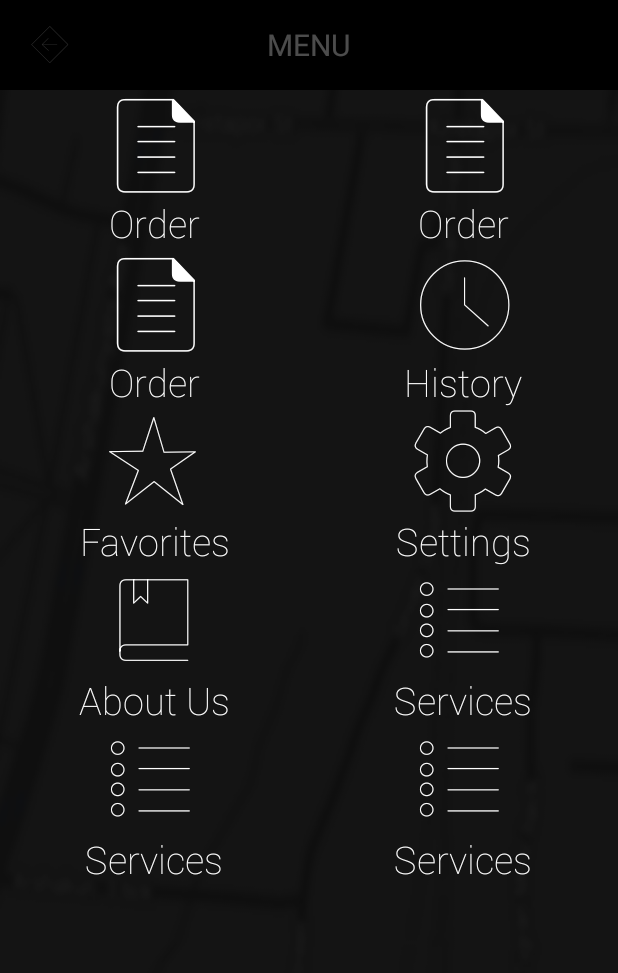
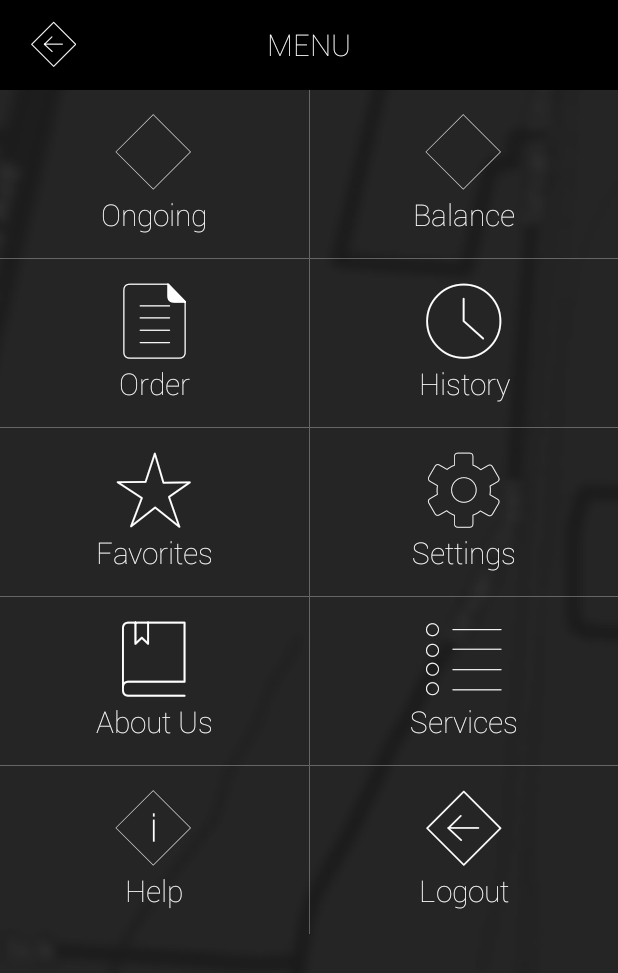
Before and after one commit to VictorGevondyan/TaxiApp, an Android app: the MenuActivity screen opened directly, with no data from a screen before it, after a tap on an icon or button, on a phone screen of 412 x 824 dp. Shown: the top 973 px of the screen. Run offline under Robolectric (Android 15) with nearby library versions, the light colour scheme and no system bars.

Commit message:
menu fixed, triangles resolved

```diff
--- a/app/src/main/java/com/flycode/paradox/taxiuser/activities/MenuActivity.java
+++ b/app/src/main/java/com/flycode/paradox/taxiuser/activities/MenuActivity.java
@@ -7,15 +7,12 @@ import android.view.View;
 import android.widget.AdapterView;
 import android.widget.Button;
 import android.widget.GridView;
+import android.widget.TextView;
 
 import com.flycode.paradox.taxiuser.R;
 import com.flycode.paradox.taxiuser.adapters.MenuGridAdapter;
 import com.flycode.paradox.taxiuser.layouts.SideMenuLayout;
-import com.flycode.paradox.taxiuser.menu_resources.MenuResources;
-import com.flycode.paradox.taxiuser.models.MenuItem;
 import com.flycode.paradox.taxiuser.utils.TypefaceUtils;
-
-import java.util.ArrayList;
 
 /**
  * Created by victor on 12/14/15.
@@ -23,7 +20,6 @@ import java.util.ArrayList;
 public class MenuActivity  extends Activity {
     private SideMenuLayout sideMenu;
     private MenuGridAdapter menuGridAdapter;
-    ArrayList<MenuItem> menuItemsList;
 
     @Override
     protected void onCreate(Bundle savedInstanceState) {
@@ -34,15 +30,17 @@ public class MenuActivity  extends Activity {
         setContentView(sideMenu);
 
         Typeface icomoonTypeface = TypefaceUtils.getTypeface(this, TypefaceUtils.AVAILABLE_FONTS.ICOMOON);
+        Typeface robotoThinTypeface = TypefaceUtils.getTypeface(this, TypefaceUtils.AVAILABLE_FONTS.ROBOTO_THIN);
 
         Button openMenuButton = (Button) findViewById(R.id.open_menu);
         Button closeMenuButton = (Button) findViewById(R.id.close_menu);
         openMenuButton.setTypeface(icomoonTypeface);
         closeMenuButton.setTypeface(icomoonTypeface);
 
-        menuItemsList = new ArrayList<>();
-        initializeMenuItems();
-        menuGridAdapter = new MenuGridAdapter(this, R.layout.item_menu_grid, menuItemsList);
+        TextView menuTitleTextView = (TextView) findViewById(R.id.menu_title);
+        menuTitleTextView.setTypeface(robotoThinTypeface);
+
+        menuGridAdapter = new MenuGridAdapter(this, R.layout.item_menu_grid);
 
         GridView menuGridView = (GridView) findViewById(R.id.menu_grid);
         menuGridView.setAdapter(menuGridAdapter);
@@ -70,21 +68,6 @@ public class MenuActivity  extends Activity {
         @Override
         public void onItemClick(AdapterView<?> parent, View view, int position, long id) {
 
-
         }
     };
-
-    private String getStringResource( int resource){
-        return getResources().getString(resource);
-    }
-
-    public void initializeMenuItems(){
-        int i;
-        MenuItem menuItem;
-        for( i = 0; i< MenuResources.menuIcons.length; i++){
-            menuItem = new MenuItem(MenuResources.menuIcons[i], MenuResources.menuTitles[i]);
-            menuItemsList.add(menuItem);
-        }
-    }
-
 }
--- a/app/src/main/java/com/flycode/paradox/taxiuser/adapters/MenuGridAdapter.java
+++ b/app/src/main/java/com/flycode/paradox/taxiuser/adapters/MenuGridAdapter.java
@@ -9,10 +9,9 @@ import android.widget.ArrayAdapter;
 import android.widget.TextView;
 
 import com.flycode.paradox.taxiuser.R;
+import com.flycode.paradox.taxiuser.constants.MenuConstants;
 import com.flycode.paradox.taxiuser.models.MenuItem;
 import com.flycode.paradox.taxiuser.utils.TypefaceUtils;
-
-import java.util.ArrayList;
 
 /**
  * Created by victor on 12/11/15.
@@ -20,23 +19,29 @@ import java.util.ArrayList;
 public class MenuGridAdapter extends ArrayAdapter<MenuItem> {
 
     private Context context;
-    private ArrayList<MenuItem> menuItemsList;
 
-
-    public MenuGridAdapter(Context context, int resource, ArrayList<MenuItem> menuItemsList) {
-        super(context, resource, menuItemsList);
+    public MenuGridAdapter(Context context, int resource) {
+        super(context, resource);
         this.context = context;
-        this.menuItemsList = menuItemsList;
     }
-
 
     @Override
     public View getView(int position, View convertView, ViewGroup parent) {
-        MenuItem menuItem = getItem(position);
-
         if (convertView == null) {
             LayoutInflater layoutInflater = (LayoutInflater) context.getSystemService(Context.LAYOUT_INFLATER_SERVICE);
             convertView = layoutInflater.inflate(R.layout.item_menu_grid, parent, false);
+        }
+
+        if (position < MenuConstants.menuTitles.length - 2) {
+            convertView.findViewById(R.id.horizontal_space).setVisibility(View.VISIBLE);
+        } else {
+            convertView.findViewById(R.id.horizontal_space).setVisibility(View.GONE);
+        }
+
+        if (position % 2 == 1) {
+            convertView.findViewById(R.id.vertical_space).setVisibility(View.VISIBLE);
+        } else {
+            convertView.findViewById(R.id.vertical_space).setVisibility(View.GONE);
         }
 
         Typeface icomoonTypeface = TypefaceUtils.getTypeface(context, TypefaceUtils.AVAILABLE_FONTS.ICOMOON);
@@ -48,31 +53,14 @@ public class MenuGridAdapter extends ArrayAdapter<MenuItem> {
         menuIconTextView.setTypeface(icomoonTypeface);
         menuTitleTextView.setTypeface(robotoThinTypeface);
 
-        menuIconTextView.setText(menuItem.getIcon());
-        menuTitleTextView.setText(menuItem.getTitle());
+        menuIconTextView.setText(MenuConstants.menuIcons[position]);
+        menuTitleTextView.setText(MenuConstants.menuTitles[position]);
 
         return convertView;
     }
 
     @Override
     public int getCount() {
-        return menuItemsList.size();
+        return MenuConstants.menuTitles.length;
     }
-
-    @Override
-    public MenuItem getItem(int position) {
-        return menuItemsList.get(position);
-    }
-
-    public void setItem( MenuItem menuItem) {
-        menuItemsList.add(0, menuItem);
-        notifyDataSetChanged();
-    }
-
-    public void setItems(ArrayList<MenuItem> menuItemsList) {
-        this.menuItemsList = menuItemsList;
-        notifyDataSetChanged();
-    }
-
-
 }
--- /dev/null
+++ b/app/src/main/java/com/flycode/paradox/taxiuser/constants/MenuConstants.java
@@ -0,0 +1,33 @@
+package com.flycode.paradox.taxiuser.constants;
+
+import com.flycode.paradox.taxiuser.R;
+
+/**
+ * Created by victor on 12/21/15.
+ */
+public class MenuConstants {
+    public static int[] menuIcons = {
+            R.string.icon_balance,
+            R.string.icon_balance,
+            R.string.icon_order,
+            R.string.icon_history,
+            R.string.icon_favorites,
+            R.string.icon_settings,
+            R.string.icon_about_us,
+            R.string.icon_services,
+            R.string.icon_help,
+            R.string.icon_exit};
+
+    public static int[] menuTitles = {
+            R.string.ongoing,
+            R.string.balance,
+            R.string.order,
+            R.string.history,
+            R.string.favorites,
+            R.string.settings,
+            R.string.about_us,
+            R.string.services,
+            R.string.help,
+            R.string.logout};
+
+}
--- a/app/src/main/java/com/flycode/paradox/taxiuser/menu_resources/MenuResources.java
+++ /dev/null
@@ -1,16 +0,0 @@
-package com.flycode.paradox.taxiuser.menu_resources;
-
-import com.flycode.paradox.taxiuser.R;
-
-/**
- * Created by victor on 12/21/15.
- */
-public class MenuResources {
-
-    public static int[] menuIcons = {R.string.icon_order, R.string.icon_order, R.string.icon_order, R.string.icon_history, R.string.icon_favorites, R.string.icon_settings,
-            R.string.icon_about_us, R.string.icon_services, R.string.icon_services, R.string.icon_services};
-
-    public static int[] menuTitles = {R.string.order, R.string.order, R.string.order, R.string.history, R.string.favorites, R.string.settings,
-            R.string.about_us, R.string.services, R.string.services, R.string.services};
-
-}
--- a/app/src/main/res/layout/activity_menu.xml
+++ b/app/src/main/res/layout/activity_menu.xml
@@ -7,13 +7,25 @@
     tools:context=".activities.MenuActivity">
 
     <!-- Side Menu -->
-    <LinearLayout
+    <RelativeLayout
         android:layout_width="match_parent"
         android:layout_height="match_parent"
-        android:background="@drawable/background_map_blurred"
         android:orientation="vertical">
 
+        <ImageView
+            android:layout_width="match_parent"
+            android:layout_height="match_parent"
+            android:src="@drawable/background_map_blurred"
+            android:adjustViewBounds="true"
+            android:scaleType="center"/>
+
+        <View
+            android:layout_width="match_parent"
+            android:layout_height="match_parent"
+            android:background="@color/black_65_opaque"/>
+
         <RelativeLayout
+            android:id="@+id/menu_header"
             android:layout_width="match_parent"
             android:layout_height="@dimen/action_bar_height"
             android:padding="5dp"
@@ -24,6 +36,7 @@
                 android:layout_width="wrap_content"
                 android:layout_height="wrap_content"
                 android:layout_marginLeft="@dimen/action_bar_button_margin"
+                android:layout_marginStart="@dimen/action_bar_button_margin"
                 android:layout_alignParentLeft="true"
                 android:layout_alignParentStart="true"
                 android:layout_centerVertical="true"
@@ -31,8 +44,8 @@
                 android:minHeight="0dp"
                 android:background="@android:color/transparent"
                 android:text="@string/icon_exit"
-                android:textSize="25sp"
-                android:textColor="@color/white_30_opaque"
+                android:textSize="30sp"
+                android:textColor="@color/white"
                 android:onClick="onCloseMenuClicked"/>
 
             <TextView
@@ -42,21 +55,22 @@
                 android:layout_centerInParent="true"
                 android:text="@string/menu"
                 android:textSize="20sp"
-                android:textColor="@color/white_30_opaque"/>
+                android:textColor="@color/white"/>
 
         </RelativeLayout>
 
         <GridView
             android:id="@+id/menu_grid"
             android:layout_width="match_parent"
-            android:layout_height="match_parent"
+            android:layout_height="wrap_content"
+            android:layout_below="@id/menu_header"
             android:numColumns="2"
             android:stretchMode="columnWidth"
             android:gravity="center"
-            android:background="@color/black_65_opaque">
+            android:listSelector="@android:color/transparent">
         </GridView>
 
-    </LinearLayout>
+    </RelativeLayout>
 
     <!-- Content -->
 
@@ -83,7 +97,7 @@
                 android:background="@android:color/transparent"
                 android:text="@string/icon_menu"
                 android:textSize="50sp"
-                android:textColor="@color/white_30_opaque"
+                android:textColor="@color/white"
                 android:onClick="onOpenMenuClicked"/>
 
         </RelativeLayout>
--- a/app/src/main/res/layout/item_menu_grid.xml
+++ b/app/src/main/res/layout/item_menu_grid.xml
@@ -1,23 +1,44 @@
 <?xml version="1.0" encoding="utf-8"?>
-<RelativeLayout xmlns:android="http://schemas.android.com/apk/res/android"
+<LinearLayout xmlns:android="http://schemas.android.com/apk/res/android"
     android:layout_width="match_parent"
-    android:layout_height="match_parent">
+    android:layout_height="wrap_content"
+    android:orientation="horizontal">
+
+    <View
+        android:id="@+id/vertical_space"
+        android:layout_width="1px"
+        android:layout_height="match_parent"
+        android:background="@color/white_30_opaque"/>
+
+    <LinearLayout
+        android:layout_width="match_parent"
+        android:layout_height="wrap_content"
+        android:orientation="vertical">
 
         <TextView
             android:id="@+id/icon"
             android:layout_width="match_parent"
             android:layout_height="wrap_content"
+            android:paddingTop="15dp"
             android:gravity="center"
-        android:textColor="#FFFFFF"
-        android:textSize="@dimen/menu_icon_text_size"/>
+            android:textColor="@color/white"
+            android:textSize="50sp"/>
 
         <TextView
             android:id="@+id/title"
-        android:layout_below="@+id/icon"
             android:layout_width="match_parent"
             android:layout_height="wrap_content"
+            android:paddingBottom="15dp"
             android:gravity="center"
-        android:textColor="#FFFFFF"
-        android:textSize="@dimen/menu_title_text_size"/>
+            android:textColor="@color/white"
+            android:textSize="20sp"/>
 
-</RelativeLayout>
+        <View
+            android:id="@+id/horizontal_space"
+            android:layout_width="match_parent"
+            android:layout_height="1px"
+            android:background="@color/white_30_opaque"/>
+
+    </LinearLayout>
+
+</LinearLayout>
--- a/app/src/main/res/values/colors.xml
+++ b/app/src/main/res/values/colors.xml
@@ -3,7 +3,7 @@
     <color name="colorPrimary">#3F51B5</color>
     <color name="colorPrimaryDark">#303F9F</color>
     <color name="colorAccent">#FF4081</color>
-    <color name="black_65_opaque">#A6000000</color>
+    <color name="black_65_opaque">#59000000</color>
     <color name="white_30_opaque">#4CFFFFFF</color>
     <color name="green">#37e100</color>
     <color name="white">#FFFFFF</color>
--- a/app/src/main/res/values/dimens.xml
+++ b/app/src/main/res/values/dimens.xml
@@ -5,8 +5,6 @@
 
     <!-- Menu Grid -->
     <dimen name="grid_column_width">60dp</dimen>
-    <dimen name="menu_icon_text_size">70sp</dimen>
-    <dimen name="menu_title_text_size">25sp</dimen>
     <dimen name="close_menu_text_size">40sp</dimen>
 
 </resources>
--- a/app/src/main/res/values/strings.xml
+++ b/app/src/main/res/values/strings.xml
@@ -40,5 +40,9 @@
     <string name="icon_refresh">&#xe90f;</string>
     <string name="icon_services">&#xe910;</string>
     <string name="icon_settings">&#xe911;</string>
+    <string name="icon_mobile_phone">&#xe912;</string>
+    <string name="icon_arrow">&#xe913;</string>
+    <string name="icon_balance">&#xe914;</string>
+    <string name="icon_help">&#xe915;</string>
 
 </resources>
```
Also changed, not shown: app/src/main/AndroidManifest.xml (+4 -3 lines), app/src/main/java/com/flycode/paradox/taxiuser/views/LoginView.java (added, +103 -0 lines), app/src/main/java/com/flycode/paradox/taxiuser/views/ReceivePasswordView.java (added, +85 -0 lines), app/src/main/res/layout/activity_login.xml (+13 -15 lines), app/src/main/assets/icomoon.ttf, 2 other files. Lines whose indentation alone changed are shown as unchanged.
